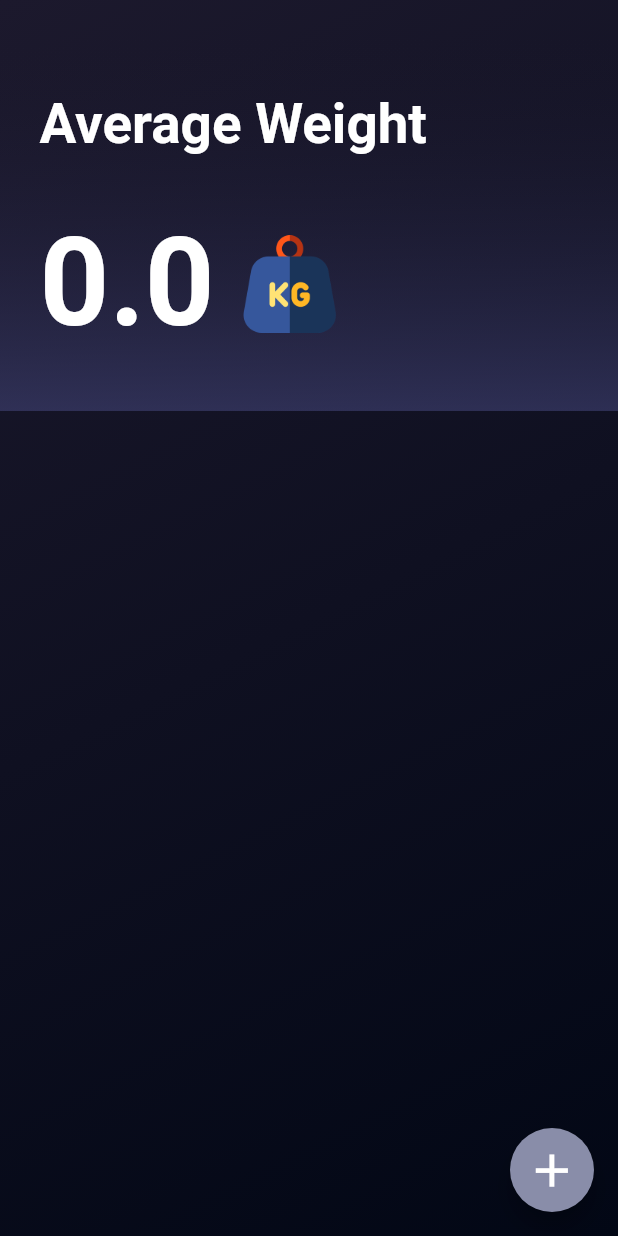
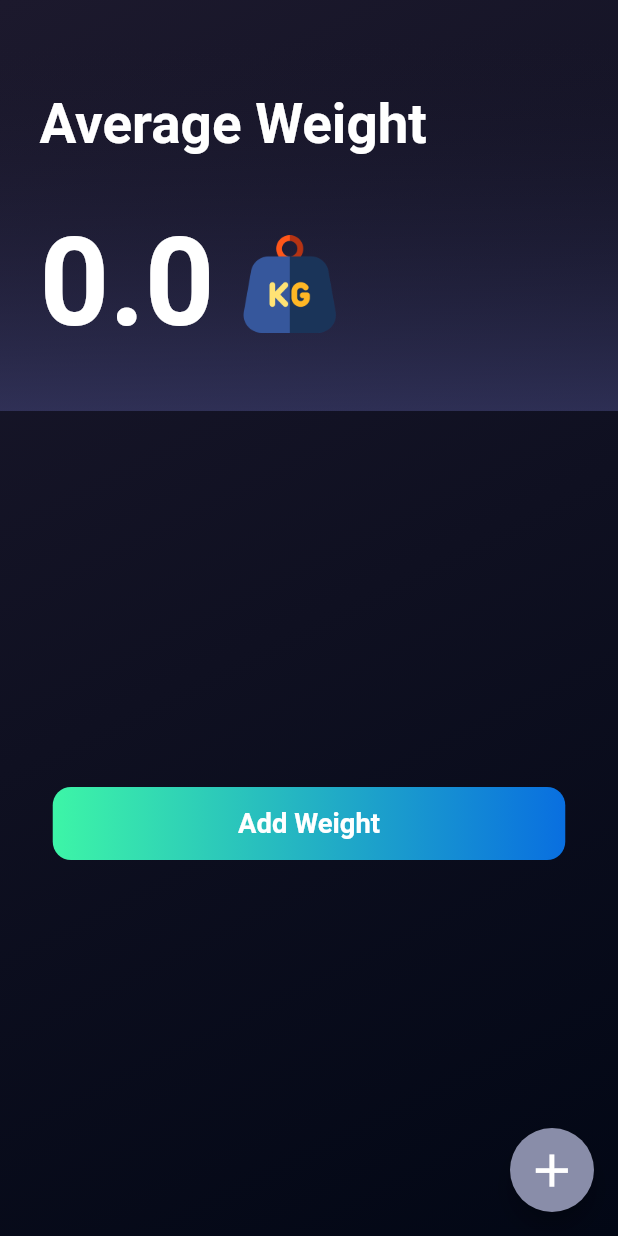
Before and after one commit to ParasGang/Weight-Tracker, a Flutter app: the screen it shows after launch, on a phone screen of 412 x 824 dp. Run offline on Flutter 3.47's test engine with Material 2 defaults, Android fonts, the phone set to English and light mode, and no system bars; our stand-ins replace flutter_screenutil, get, shared_preferences.

Commit message:
Added FInal APK

```diff
--- a/lib/controller/weight_controller.dart
+++ b/lib/controller/weight_controller.dart
@@ -61,7 +61,7 @@ class LocalDatabase {
   SharedPreferences? _sharedPreferences;
   Future<List<String>?> getValue() async {
     _sharedPreferences = await SharedPreferences.getInstance();
-    return _sharedPreferences!.getStringList('weight');
+    return _sharedPreferences!.getStringList('weight') ?? [];
   }
 
   void setValue(List<String> weightList) async {
--- a/lib/view/home_page.dart
+++ b/lib/view/home_page.dart
@@ -5,6 +5,7 @@ import 'package:weight_tracker/controller/weight_controller.dart';
 import 'package:weight_tracker/utilities/color_constants.dart';
 import 'package:weight_tracker/view/add_weight_page.dart';
 import 'package:weight_tracker/view/widgets/background_gradient_widget.dart';
+import 'package:weight_tracker/view/widgets/custom_gradient_button.dart';
 
 class HomePage extends StatelessWidget {
   WeightController _weightController = Get.put(WeightController());
@@ -13,14 +14,16 @@ class HomePage extends StatelessWidget {
   @override
   Widget build(BuildContext context) {
     return BackgroundGradientWidget(
-        child: Obx(() =>
-       _weightController.loading.value? Scaffold(body: Center(
-         child: CircularProgressIndicator()
-       ),):
-        Scaffold(
+        child: Obx(
+      () => _weightController.loading.value
+          ? Scaffold(
+              body: Center(child: CircularProgressIndicator()),
+            )
+          : Scaffold(
               floatingActionButton: FloatingActionButton(
                 onPressed: () {
-                  Navigator.of(context).push(MaterialPageRoute(builder: (context) {
+                  Navigator.of(context)
+                      .push(MaterialPageRoute(builder: (context) {
                     return AddWeightPage();
                   }));
                 },
@@ -28,7 +31,8 @@ class HomePage extends StatelessWidget {
                 child: Icon(Icons.add, size: 36.h),
               ),
               body: NestedScrollView(
-                headerSliverBuilder: (BuildContext context, bool innerBoxIsScrolled) {
+                headerSliverBuilder:
+                    (BuildContext context, bool innerBoxIsScrolled) {
                   return <Widget>[
                     SliverAppBar(
                       backgroundColor: Colors.transparent,
@@ -69,7 +73,8 @@ class HomePage extends StatelessWidget {
                                     children: [
                                       FittedBox(
                                         child: Obx(() => Text(
-                                      _weightController.averageWeight.value
+                                              _weightController
+                                                  .averageWeight.value
                                                   .toString(),
                                               style: TextStyle(
                                                 fontWeight: FontWeight.w600,
@@ -93,7 +98,21 @@ class HomePage extends StatelessWidget {
                     ),
                   ];
                 },
-        body: Obx(() => ListView.builder(
+                body: Obx(() => _weightController.weightsList.isEmpty
+                    ? Center(
+                        child: Padding(
+                          padding: EdgeInsets.symmetric(horizontal: 32.w),
+                          child: CustomGradientButton(
+                              onTap: () {
+                                Navigator.of(context)
+                                    .push(MaterialPageRoute(builder: (context) {
+                                  return AddWeightPage();
+                                }));
+                              },
+                              text: "Add Weight"),
+                        ),
+                      )
+                    : ListView.builder(
                         itemCount: _weightController.weightsList.length,
                         physics: const BouncingScrollPhysics(),
                         itemBuilder: (context, index) {
@@ -104,7 +123,8 @@ class HomePage extends StatelessWidget {
                               color: darkColor2,
                               borderRadius: BorderRadius.circular(10.r),
                             ),
-                margin: EdgeInsets.symmetric(horizontal: 16.w, vertical: 8.h),
+                            margin: EdgeInsets.symmetric(
+                                horizontal: 16.w, vertical: 8.h),
                             padding: EdgeInsets.symmetric(horizontal: 16.w),
                             child: Row(
                               children: [
```
Also changed, not shown: 1 other file. Lines whose indentation alone changed are shown as unchanged.
